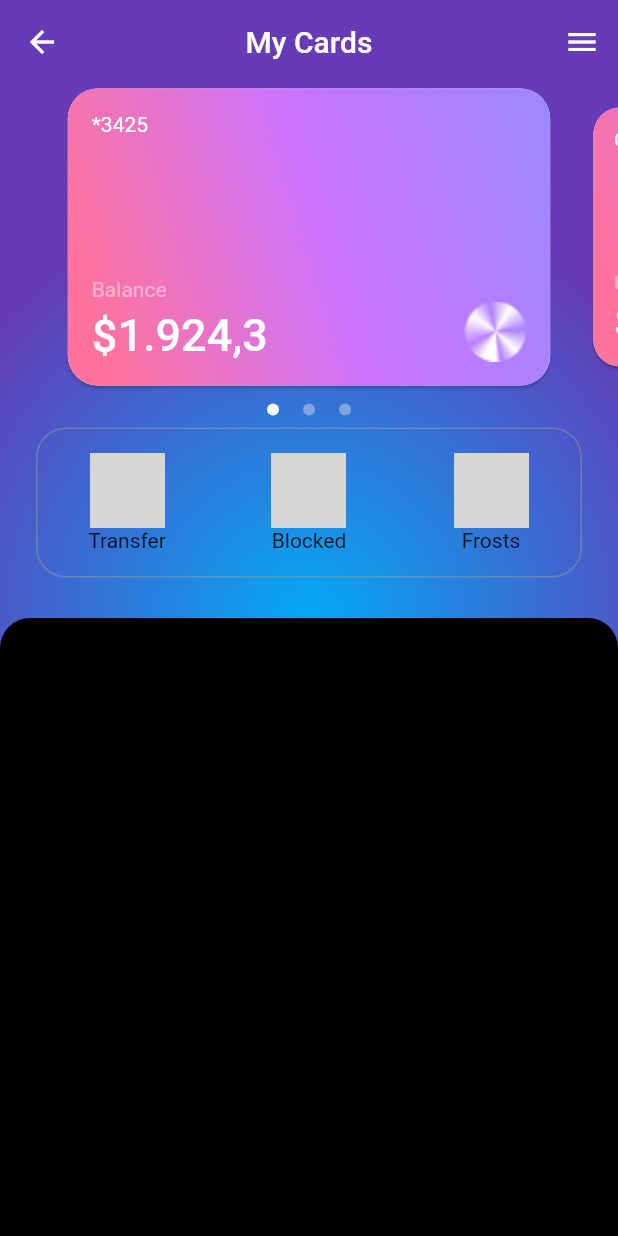
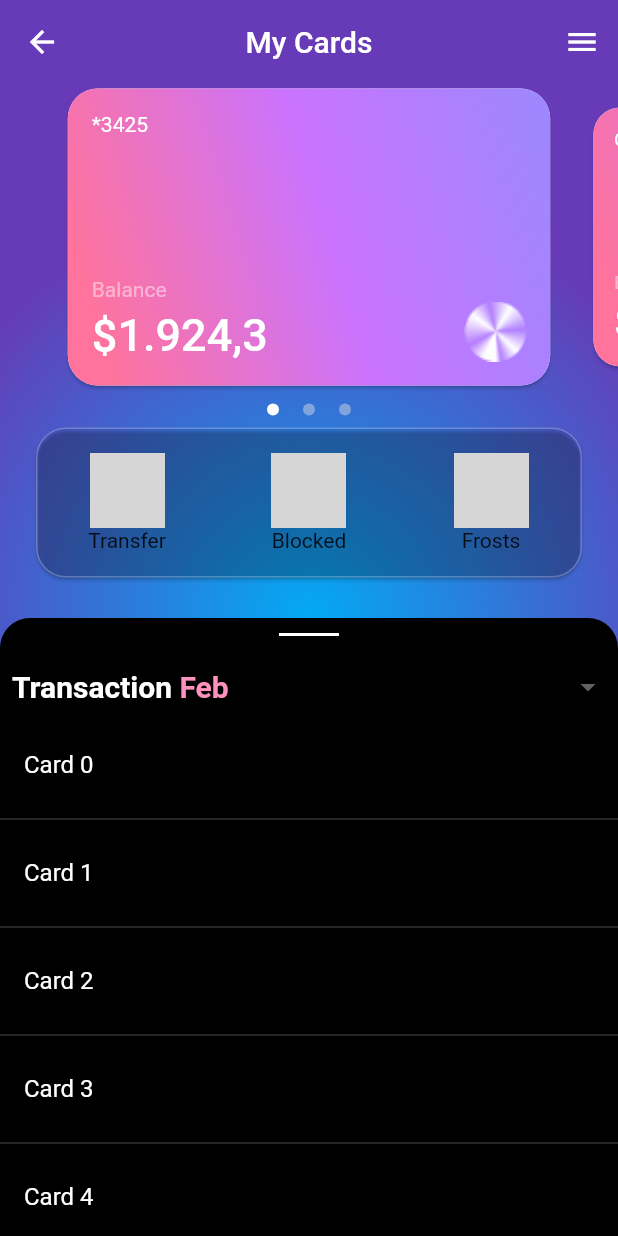
Before and after one commit to fatlhr/Flutter-UI-Bank-App, a Flutter app: the screen it shows after launch, on a phone screen of 412 x 824 dp. Run offline on Flutter 3.47's test engine with Material 2 defaults, Android fonts, the phone set to English and light mode, and no system bars; drawn by our look-alikes of carousel_slider; network calls fail; grey boxes are pictures that could not be loaded.

Commit message:
fix my cards

```diff
--- a/lib/pages/my_cards.dart
+++ b/lib/pages/my_cards.dart
@@ -1,8 +1,7 @@
 // ignore_for_file: prefer_const_constructors, prefer_const_literals_to_create_immutables
 
-import 'dart:html';
-
 import 'package:carousel_slider/carousel_slider.dart';
+import 'package:flutter/gestures.dart';
 import 'package:flutter/material.dart';
 
 class MyCards extends StatefulWidget {
@@ -14,6 +13,26 @@ class MyCards extends StatefulWidget {
 
 class _MyCardsState extends State<MyCards> {
   int _currentIndex = 0;
+  int _transactionIndex = DateTime.parse(DateTime.now().toString()).month - 1;
+  String finalMonth = "";
+
+  var date = DateTime.now().toString();
+
+  final List<String> _month = [
+    'Jan',
+    'Feb',
+    'Mar',
+    'Apr',
+    'May',
+    'Jun',
+    'Jul',
+    'Aug',
+    'Sep',
+    'Oct',
+    'Nov',
+    'Dec'
+  ];
+
   @override
   Widget build(BuildContext context) {
     return Scaffold(
@@ -31,8 +50,11 @@ class _MyCardsState extends State<MyCards> {
         elevation: 0,
         backgroundColor: Colors.transparent,
       ),
-      body: Stack(children: [
-        Container(
+      body: Stack(
+        fit: StackFit.expand,
+        children: [
+          Positioned(
+            child: Container(
               decoration: BoxDecoration(
                 gradient: RadialGradient(
                   radius: 0.7,
@@ -47,12 +69,8 @@ class _MyCardsState extends State<MyCards> {
                   SizedBox(
                     height: 55,
                   ),
-              Center(
-                child: Wrap(
-                  children: [
-                    Column(
-                      children: [
-                        CarouselSlider(
+                  Flexible(
+                    child: CarouselSlider(
                       items: [
                         CardSlider("*3425"),
                         CardSlider("Card 2"),
@@ -74,6 +92,7 @@ class _MyCardsState extends State<MyCards> {
                         initialPage: 0,
                       ),
                     ),
+                  ),
                   Row(
                     mainAxisAlignment: MainAxisAlignment.center,
                     children: [
@@ -92,18 +111,16 @@ class _MyCardsState extends State<MyCards> {
                           ),
                         ),
                     ],
-                        )
-                      ],
                   ),
                   Card(
                     color: Colors.transparent,
                     borderOnForeground: true,
-                      elevation: 0,
+                    elevation: 1,
                     margin: const EdgeInsets.symmetric(horizontal: 24),
                     shape: RoundedRectangleBorder(
                       borderRadius: BorderRadius.circular(20),
                       side: BorderSide(
-                          color: Color.fromARGB(122, 158, 158, 158),
+                        color: Color.fromARGB(64, 255, 255, 255),
                         width: 1.0,
                       ),
                     ),
@@ -119,37 +136,112 @@ class _MyCardsState extends State<MyCards> {
                 ],
               ),
             ),
-            ],
           ),
-        ),
-        SizedBox.expand(
+          Positioned(
             child: DraggableScrollableSheet(
               initialChildSize: 0.5,
-            minChildSize: 0.5,
-            maxChildSize: 1,
+              minChildSize: 0.4,
+              maxChildSize: 0.94,
               builder: (context, scrollController) {
-              return Container(
-                decoration: BoxDecoration(
-                  color: Colors.black,
+                return Material(
                   borderRadius: BorderRadius.only(
                     topLeft: Radius.circular(20),
                     topRight: Radius.circular(20),
                   ),
+                  color: Colors.black,
+                  child: Column(
+                    mainAxisAlignment: MainAxisAlignment.start,
+                    crossAxisAlignment: CrossAxisAlignment.start,
+                    children: [
+                      Center(
+                        child: Padding(
+                          padding: EdgeInsets.symmetric(
+                            vertical: 10,
                           ),
+                          child: Container(
+                              height: 2, width: 40, color: Colors.white),
+                        ),
+                      ),
+                      //SizedBox(height: 12),
+                      Padding(
+                        padding: const EdgeInsets.symmetric(horizontal: 8.0),
+                        child: DropdownButton<String>(
+                          value: _month[_transactionIndex],
+                          isExpanded: true,
+                          dropdownColor: Colors.transparent,
+                          menuMaxHeight: 150,
+                          elevation: 2,
+                          underline: Container(),
+                          items: _month
+                              .map(
+                                (e) => DropdownMenuItem<String>(
+                                  onTap: () {
+                                    _transactionIndex = _month.indexOf(e);
+                                  },
+                                  value: e,
+                                  child: RichText(
+                                    text: TextSpan(
+                                      text: 'Transaction ',
+                                      style: TextStyle(
+                                          color: Colors.white,
+                                          fontSize: 20,
+                                          fontWeight: FontWeight.w600),
+                                      children: <TextSpan>[
+                                        TextSpan(
+                                          text: e,
+                                          style: TextStyle(
+                                              color: Color.fromARGB(
+                                                  255, 255, 145, 190),
+                                              fontSize: 20,
+                                              fontWeight: FontWeight.w600),
+                                        )
+                                      ],
+                                    ),
+                                  ),
+                                ),
+                              )
+                              .toList(),
+                          onChanged: (value) {
+                            // ignore: avoid_print
+                            print(value);
+                            setState(() {});
+                          },
+                        ),
+                      ),
+                      Expanded(
                         child: ListView.builder(
+                          padding: EdgeInsets.only(top: 0),
+                          scrollDirection: Axis.vertical,
+                          shrinkWrap: true,
                           controller: scrollController,
-                  itemCount: 10,
+                          itemCount: 30,
                           itemBuilder: (context, index) {
-                    return ListTile(
-                      title: Text("Card $index"),
+                            return Column(
+                              mainAxisAlignment: MainAxisAlignment.start,
+                              children: [
+                                ListTile(
+                                  minVerticalPadding: 0,
+                                  title: Text(
+                                    "Card $index",
+                                    style: TextStyle(color: Colors.white),
+                                  ),
+                                ),
+                                Divider(
+                                    color: Color.fromARGB(50, 253, 253, 253),
+                                    thickness: 1),
+                              ],
                             );
                           },
+                        ),
+                      ),
+                    ],
                   ),
                 );
               },
             ),
           ),
-      ]),
+        ],
+      ),
     );
   }
 }
@@ -208,17 +300,17 @@ class CardSlider extends StatelessWidget {
         ),
         child: Padding(
           padding: const EdgeInsets.all(16.0),
-          child: Expanded(
           child: Stack(
             children: [
-                Align(
-                  alignment: Alignment.topLeft,
+              Positioned.directional(
+                textDirection: TextDirection.ltr,
                 child: Text(
                   txt,
                   style: TextStyle(fontSize: 14, color: Colors.white),
                 ),
               ),
-                Column(
+              Positioned(
+                child: Column(
                   mainAxisAlignment: MainAxisAlignment.end,
                   children: <Widget>[
                     SizedBox(
@@ -253,8 +345,8 @@ class CardSlider extends StatelessWidget {
                     ),
                   ],
                 ),
+              ),
             ],
-            ),
           ),
         ),
       ),
```
Lines whose indentation alone changed are shown as unchanged.
